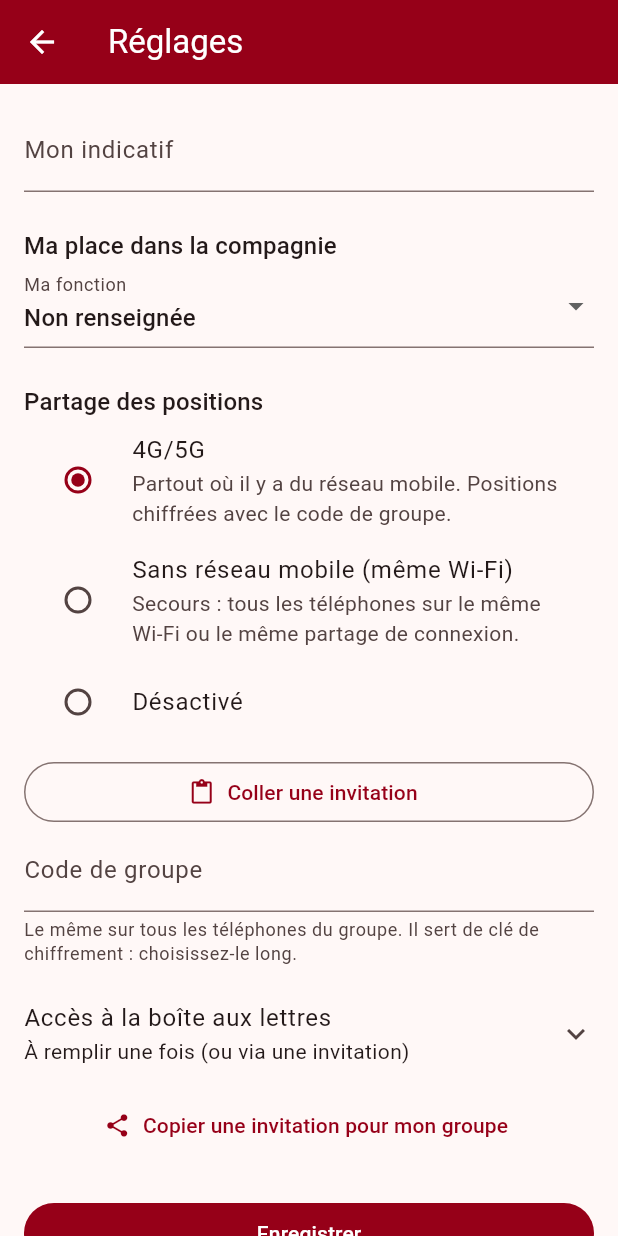
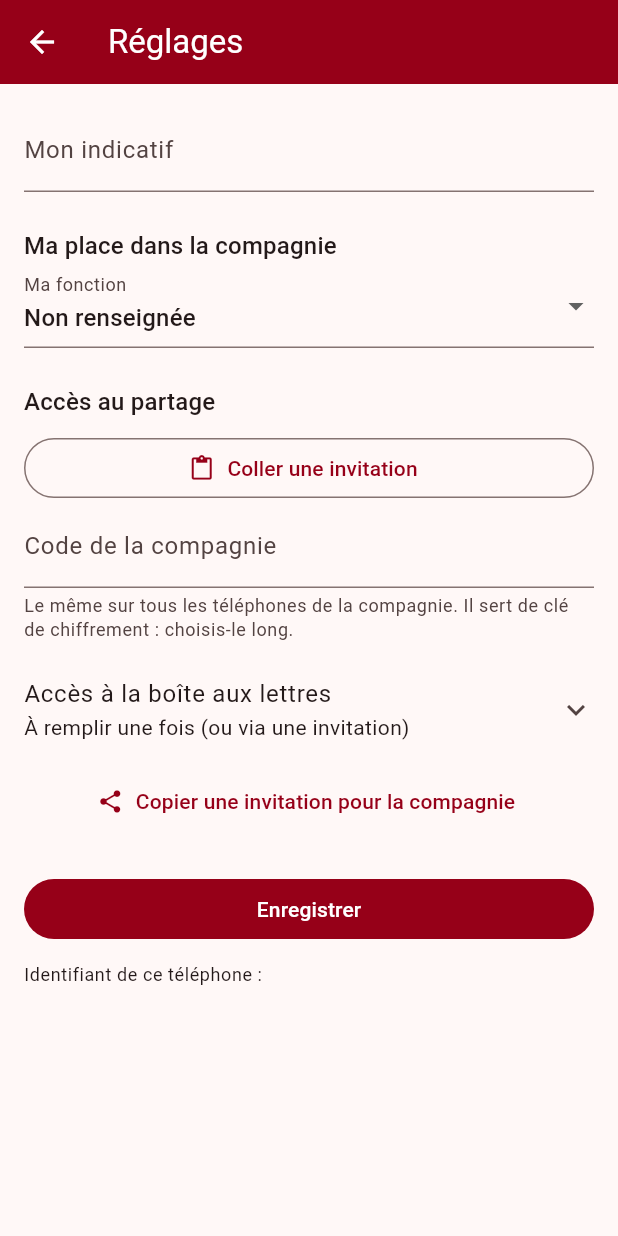
Before and after one commit to fguyet-6cie/mufasa, a Flutter app: the screen it shows after launch, after a tap on "ENTRER", on a phone screen of 412 x 824 dp. Run offline on Flutter 3.47's test engine with Material 3 defaults, Android fonts, the phone set to English and light mode, and no system bars; our stand-ins replace flutter_compass, flutter_local_notifications, flutter_map, geolocator, latlong2, package_info_plus and 2 more; missing offline and left inert: cryptography, mqtt_client.

Commit message:
4G/5G seul mode de partage, tutoiement partout, épingle orange, confirmation avant suppression
- retrait du mode Wi-Fi (multidiffusion) et du choix du mode
- textes au tutoiement, MUFASA en majuscules
- point particulier : épingle orange (carte, menu, légende)
- « Supprimer pour tout le monde » avec confirmation

Co-Authored-By: Claude Opus 5.5 <noreply@anthropic.com>
Claude-Session: https://claude.ai/code/session_01AdowoTq4ZNchBNgGAjDt4y

```diff
--- a/lib/main.dart
+++ b/lib/main.dart
@@ -202,7 +202,7 @@ class _CarteScreenState extends State<CarteScreen> {
 
   /// Réglages du GPS : économes, et actifs même écran éteint (notification
   /// permanente sur Android, pastille bleue sur iPhone).
-  static LocationSettings reglagesGps({bool wifi = false}) {
+  static LocationSettings reglagesGps() {
     const metres = 10; // nouvelle position seulement après 10 m
     if (kIsWeb) {
       return const LocationSettings(
@@ -221,7 +221,6 @@ class _CarteScreenState extends State<CarteScreen> {
             // Garde le téléphone éveillé juste assez pour envoyer la position
             // et recevoir les alertes écran éteint.
             enableWakeLock: true,
-            enableWifiLock: wifi,
           ),
         ),
       TargetPlatform.iOS => AppleSettings(
@@ -239,7 +238,7 @@ class _CarteScreenState extends State<CarteScreen> {
 
   Future<void> _demarrerGeoloc() async {
     if (!await Geolocator.isLocationServiceEnabled()) {
-      setState(() => _message = 'Activez la localisation (GPS) du téléphone.');
+      setState(() => _message = 'Active la localisation (GPS) du téléphone.');
       return;
     }
     var droit = await Geolocator.checkPermission();
@@ -248,12 +247,12 @@ class _CarteScreenState extends State<CarteScreen> {
     }
     if (droit == LocationPermission.denied ||
         droit == LocationPermission.deniedForever) {
-      setState(() => _message = 'Mufasa a besoin de votre position.');
+      setState(() => _message = 'MUFASA a besoin de ta position.');
       return;
     }
     setState(() => _message = null);
     _suivi = Geolocator.getPositionStream(
-      locationSettings: reglagesGps(wifi: _reglages?.mode == ModePartage.wifi),
+      locationSettings: reglagesGps(),
     ).listen((p) {
       final pos = LatLng(p.latitude, p.longitude);
       _partage.majPosition(p.latitude, p.longitude, p.accuracy);
@@ -290,7 +289,7 @@ class _CarteScreenState extends State<CarteScreen> {
         title: const Text('Effacement d\'urgence'),
         content: const Text('Tout effacer de ce téléphone ?\n\n'
             '• positions, ennemis, points et dessins reçus ;\n'
-            '• réglages, code de groupe et accès au réseau.\n\n'
+            '• réglages, code de la compagnie et accès au réseau.\n\n'
             'Le partage s\'arrête aussitôt. Les autres téléphones ne sont '
             'pas touchés. Impossible d\'annuler.'),
         actions: [
@@ -312,7 +311,7 @@ class _CarteScreenState extends State<CarteScreen> {
     await _partage.toutEffacer();
     if (!mounted) return;
     ScaffoldMessenger.of(context).showSnackBar(const SnackBar(
-        content: Text('Toutes les données de Mufasa ont été effacées.')));
+        content: Text('Toutes les données de MUFASA ont été effacées.')));
     widget.onEfface?.call();
   }
 
@@ -339,10 +338,10 @@ class _CarteScreenState extends State<CarteScreen> {
 
   String get _consigne => switch (_outil) {
         FormeDessin.point =>
-          'Touchez la carte pour placer le point particulier.',
+          'Touche la carte pour placer le point particulier.',
         FormeDessin.ligne =>
-          'Touchez la carte pour poser les points de la ligne.',
-        _ => 'Touchez la carte pour poser les coins de la zone.',
+          'Touche la carte pour poser les points de la ligne.',
+        _ => 'Touche la carte pour poser les coins de la zone.',
       };
 
   Dessin? get _brouillon {
@@ -486,7 +485,10 @@ class _CarteScreenState extends State<CarteScreen> {
     final action = await ficheDessin(context, d);
     switch (action) {
       case ActionDessin.supprimer:
-        _partage.supprimerDessin(d.uid);
+        if (!mounted) return;
+        if (await confirmerSuppression(context, d) && mounted) {
+          _partage.supprimerDessin(d.uid);
+        }
       case ActionDessin.deplacer:
         setState(() => _aDeplacer = d);
       case ActionDessin.toujoursLa:
@@ -796,7 +798,7 @@ class _CarteScreenState extends State<CarteScreen> {
                   child: Column(
                     crossAxisAlignment: CrossAxisAlignment.start,
                     children: [
-                      const Text('Touchez la carte là où se trouve l\'ennemi.'),
+                      const Text('Touche la carte là où se trouve l\'ennemi.'),
                       Wrap(spacing: 8, children: [
                         if (_maPosition != null)
                           TextButton(
@@ -823,7 +825,7 @@ class _CarteScreenState extends State<CarteScreen> {
                 borderRadius: BorderRadius.circular(8),
                 elevation: 2,
                 child: ListTile(
-                  title: const Text('Touchez la nouvelle place de l\'ennemi.'),
+                  title: const Text('Touche la nouvelle place de l\'ennemi.'),
                   trailing: TextButton(
                     onPressed: () => setState(() => _ennemiABouger = null),
                     child: const Text('Annuler'),
@@ -841,7 +843,7 @@ class _CarteScreenState extends State<CarteScreen> {
                 borderRadius: BorderRadius.circular(8),
                 elevation: 2,
                 child: ListTile(
-                  title: const Text('Touchez le nouvel emplacement.'),
+                  title: const Text('Touche le nouvel emplacement.'),
                   trailing: TextButton(
                     onPressed: () => setState(() => _aDeplacer = null),
                     child: const Text('Annuler'),
--- a/lib/partage.dart
+++ b/lib/partage.dart
@@ -57,14 +57,8 @@ class Partage extends ChangeNotifier {
     await arreter();
     avertissement = null;
     _reglages = r;
-    switch (r.mode) {
-      case ModePartage.aucun:
-        return;
-      case ModePartage.wifi:
-        _liaison = liaisonWifi();
-      case ModePartage.relais || ModePartage.ancienServeur:
     if (!r.relaisComplet) {
-          avertissement = '4G/5G : réglages à compléter';
+      avertissement = 'Partage : réglages 4G/5G à compléter';
       notifyListeners();
       return;
     }
@@ -76,7 +70,6 @@ class Partage extends ChangeNotifier {
       codeGroupe: r.codeGroupe,
       uid: r.uid,
     );
-    }
     _ecoute = _liaison!.messages.listen(recevoir);
     _liaison!.etat.addListener(notifyListeners);
     await _liaison!.demarrer();
--- a/lib/pions.dart
+++ b/lib/pions.dart
@@ -252,7 +252,7 @@ class Legende extends StatelessWidget {
         ]),
         const Text('Chiffre = n° de section (chef de section) ou de GOLF.'),
         const Text(
-            'Flèche bleue = moi · rond rouge = ennemi · losange orange = point particulier.'),
+            'Flèche bleue = moi · rond rouge = ennemi · épingle orange = point particulier.'),
       ],
     );
   }
--- a/lib/reglages.dart
+++ b/lib/reglages.dart
@@ -7,10 +7,6 @@ import 'package:flutter/services.dart';
 import 'package:shared_preferences/shared_preferences.dart';
 
 import 'hierarchie.dart';
-
-/// Attention : l'ordre compte (il est enregistré par numéro). Ajouter à la fin.
-/// « ancienServeur » (ancien mode serveur TAK) n'est plus proposé.
-enum ModePartage { aucun, wifi, ancienServeur, relais }
 
 /// Tout ce qu'il faut pour rejoindre un groupe en 4G/5G, en un seul texte à
 /// envoyer par messagerie : « MUFASA1:… ».
@@ -67,7 +63,6 @@ class Invitation {
 class Reglages {
   String uid;
   String indicatif;
-  ModePartage mode;
   // Boîte aux lettres 4G/5G
   String relaisHote;
   int relaisPort;
@@ -100,7 +95,6 @@ class Reglages {
     this.ennemisAnciens = true,
     required this.uid,
     required this.indicatif,
-    required this.mode,
     required this.relaisHote,
     required this.relaisPort,
     required this.relaisIdentifiant,
@@ -134,11 +128,6 @@ class Reglages {
     return Reglages(
       uid: uid,
       indicatif: p.getString('indicatif') ?? 'Sans nom',
-      mode: switch (
-          ModePartage.values[p.getInt('mode') ?? ModePartage.relais.index]) {
-        ModePartage.ancienServeur => ModePartage.relais,
-        final m => m,
-      },
       relaisHote: p.getString('relaisHote') ?? '',
       relaisPort: p.getInt('relaisPort') ?? 8883,
       relaisIdentifiant: p.getString('relaisIdentifiant') ?? '',
@@ -163,7 +152,6 @@ class Reglages {
   Future<void> enregistrer() async {
     final p = await SharedPreferences.getInstance();
     await p.setString('indicatif', indicatif);
-    await p.setInt('mode', mode.index);
     await p.setString('relaisHote', relaisHote);
     await p.setInt('relaisPort', relaisPort);
     await p.setString('relaisIdentifiant', relaisIdentifiant);
@@ -196,7 +184,6 @@ class _ReglagesScreenState extends State<ReglagesScreen> {
   late final _relaisId = TextEditingController(text: r.relaisIdentifiant);
   late final _relaisMdp = TextEditingController(text: r.relaisMotDePasse);
   late final _code = TextEditingController(text: r.codeGroupe);
-  late ModePartage _mode = r.mode;
   late Fonction _fonction = r.fonction;
   late int _section = r.section, _groupe = r.groupe, _equipeNum = r.numEquipe;
   bool _voirAcces = false;
@@ -223,18 +210,17 @@ class _ReglagesScreenState extends State<ReglagesScreen> {
     final presse = await Clipboard.getData(Clipboard.kTextPlain);
     final inv = Invitation.decoder(presse?.text ?? '');
     if (inv == null) {
-      _info('Pas d\'invitation Mufasa dans le presse-papiers.');
+      _info('Pas d\'invitation MUFASA dans le presse-papiers.');
       return;
     }
     setState(() {
-      _mode = ModePartage.relais;
       _relaisHote.text = inv.hote;
       _relaisPort.text = '${inv.port}';
       _relaisId.text = inv.identifiant;
       _relaisMdp.text = inv.motDePasse;
       _code.text = inv.codeGroupe;
     });
-    _info('Invitation reçue. Appuyez sur Enregistrer.');
+    _info('Invitation reçue. Appuie sur Enregistrer.');
   }
 
   Future<void> _copierInvitation() async {
@@ -246,16 +232,15 @@ class _ReglagesScreenState extends State<ReglagesScreen> {
       codeGroupe: _code.text.trim(),
     );
     await Clipboard.setData(ClipboardData(
-        text: 'Rejoins le groupe Mufasa : ouvre Mufasa > Réglages > '
+        text: 'Rejoins MUFASA : ouvre MUFASA > Réglages > '
             '« Coller une invitation ».\n${inv.encoder()}'));
-    _info('Invitation copiée. Envoyez-la par messagerie à votre groupe.');
+    _info('Invitation copiée. Envoie-la par messagerie à ta compagnie.');
   }
 
   Future<void> _valider() async {
     r
       ..indicatif =
           _indicatif.text.trim().isEmpty ? 'Sans nom' : _indicatif.text.trim()
-      ..mode = _mode
       ..relaisHote = _relaisHote.text.trim()
       ..relaisPort = int.tryParse(_relaisPort.text.trim()) ?? 8883
       ..relaisIdentifiant = _relaisId.text.trim()
@@ -321,30 +306,8 @@ class _ReglagesScreenState extends State<ReglagesScreen> {
                       (v) => setState(() => _equipeNum = v))),
           ]),
           const SizedBox(height: 24),
-          Text('Partage des positions', style: titre),
-          RadioGroup<ModePartage>(
-            groupValue: _mode,
-            onChanged: (v) => setState(() => _mode = v!),
-            child: const Column(children: [
-              RadioListTile(
-                value: ModePartage.relais,
-                title: Text('4G/5G'),
-                subtitle: Text('Partout où il y a du réseau mobile. '
-                    'Positions chiffrées avec le code de groupe.'),
-              ),
-              RadioListTile(
-                value: ModePartage.wifi,
-                title: Text('Sans réseau mobile (même Wi-Fi)'),
-                subtitle: Text('Secours : tous les téléphones sur le même '
-                    'Wi-Fi ou le même partage de connexion.'),
-              ),
-              RadioListTile(
-                value: ModePartage.aucun,
-                title: Text('Désactivé'),
-              ),
-            ]),
-          ),
-          if (_mode == ModePartage.relais) ...[
+          Text('Accès au partage', style: titre),
+          ...[
             const SizedBox(height: 8),
             OutlinedButton.icon(
               onPressed: _collerInvitation,
@@ -354,10 +317,10 @@ class _ReglagesScreenState extends State<ReglagesScreen> {
             TextField(
               controller: _code,
               decoration: const InputDecoration(
-                labelText: 'Code de groupe',
+                labelText: 'Code de la compagnie',
                 helperMaxLines: 3,
-                helperText: 'Le même sur tous les téléphones du groupe. '
-                    'Il sert de clé de chiffrement : choisissez-le long.',
+                helperText: 'Le même sur tous les téléphones de la compagnie. '
+                    'Il sert de clé de chiffrement : choisis-le long.',
               ),
             ),
             const SizedBox(height: 8),
@@ -404,7 +367,7 @@ class _ReglagesScreenState extends State<ReglagesScreen> {
             TextButton.icon(
               onPressed: _copierInvitation,
               icon: const Icon(Icons.share),
-              label: const Text('Copier une invitation pour mon groupe'),
+              label: const Text('Copier une invitation pour la compagnie'),
             ),
           ],
           const SizedBox(height: 24),
--- a/lib/reseau/liaison.dart
+++ b/lib/reseau/liaison.dart
@@ -1,9 +1,6 @@
-// Une « liaison » transporte les messages CoT entre téléphones.
-// Deux modes :
-//  - Wi-Fi local (sans serveur) : tous les téléphones sur le même Wi-Fi ou le
-//    même partage de connexion se parlent directement (multidiffusion UDP).
-//  - 4G/5G : chaque téléphone passe par une boîte aux lettres en ligne
-//    (MQTT), avec les positions chiffrées par le code de groupe.
+// Une « liaison » transporte les messages entre téléphones, en 4G/5G :
+// chaque téléphone passe par une boîte aux lettres en ligne (MQTT), avec les
+// messages chiffrés par le code de groupe.
 import 'package:flutter/foundation.dart';
 
 import 'liaison_io.dart' if (dart.library.js_interop) 'liaison_web.dart'
@@ -23,12 +20,6 @@ abstract class Liaison {
   Future<void> arreter();
 }
 
-/// Adresse et port de la multidiffusion propres à Mufasa (on ne reprend pas
-/// ceux d'ATAK, pour ne pas mélanger avec d'autres applis sur le même Wi-Fi).
-const groupeMulticast = '239.21.6.6';
-const portMulticast = 21606;
-
-Liaison liaisonWifi() => impl.liaisonWifi();
 Liaison liaisonRelais({
   required String hote,
   required int port,
--- a/lib/reseau/liaison_web.dart
+++ b/lib/reseau/liaison_web.dart
@@ -18,7 +18,6 @@ class _LiaisonInactive extends Liaison {
   Future<void> arreter() async => etat.value = 'arrêtée';
 }
 
-Liaison liaisonWifi() => _LiaisonInactive('Wi-Fi local');
 Liaison liaisonRelais({
   required String hote,
   required int port,
```
Also changed, not shown: lib/graphiques.dart (+25 -20 lines), lib/outils_dessin.dart (+34 -4 lines), lib/reseau/liaison_io.dart (+0 -66 lines), 5 other files. Lines whose indentation alone changed are shown as unchanged.
